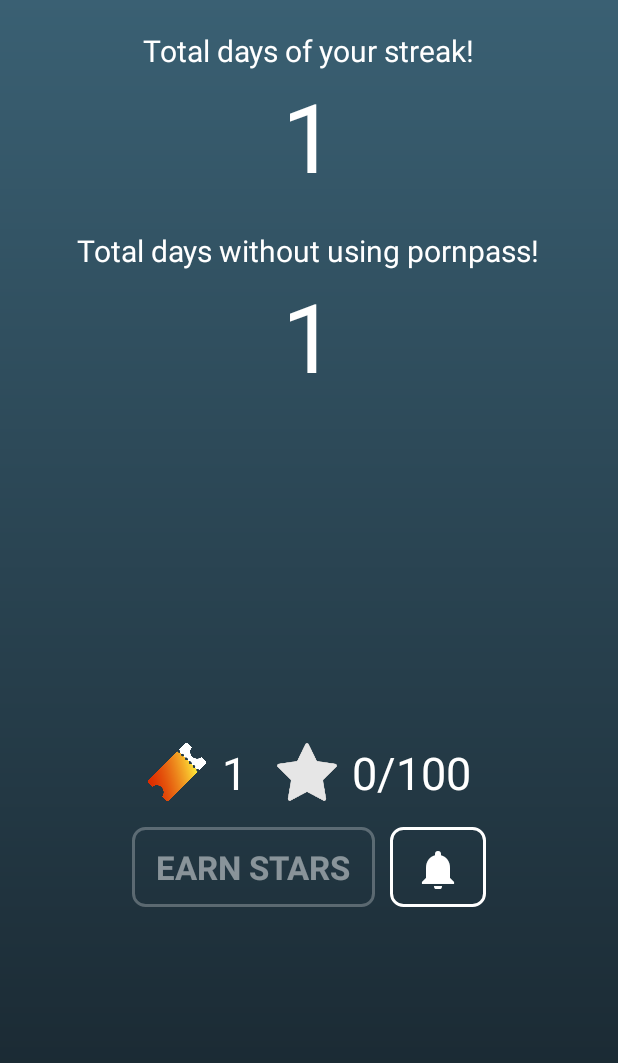
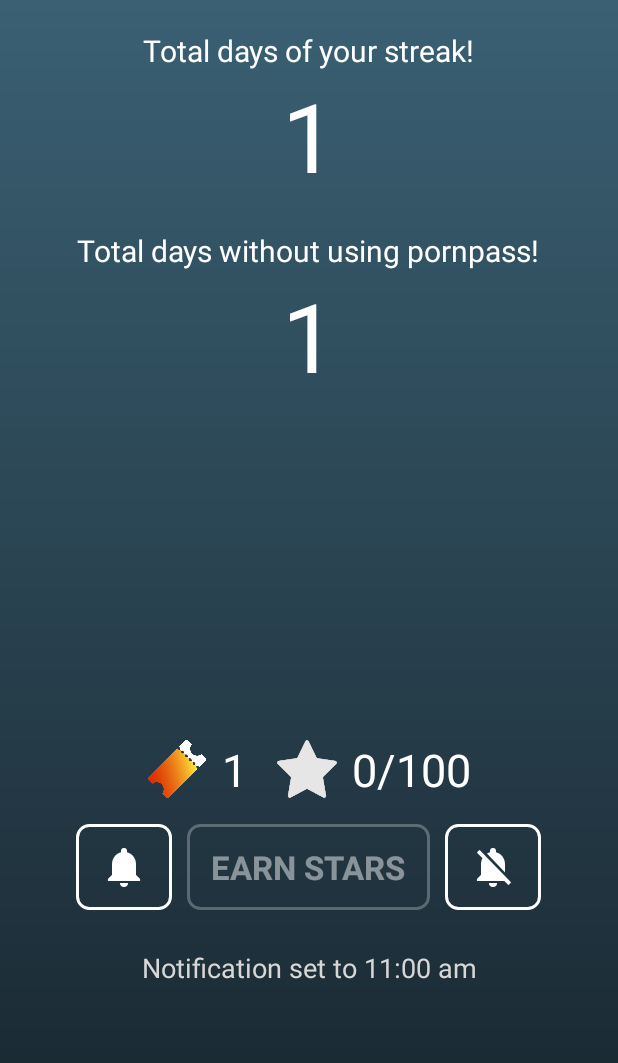
Before and after one commit to xvasko/pornstats, an Android app: the fragment Tab2 shown on its own in the app's theme, on a phone screen of 412 x 824 dp. Shown: the top 1063 px of the screen. Run offline under Robolectric (Android 15) with nearby library versions, the phone set to English and light mode, and no system bars; our stand-ins replace AdMob; 3 statements that could not run were skipped.

Commit message:
add default notification and notification cancel button

```diff
--- a/app/src/main/java/com/matejvasko/pornstat/Tab2.java
+++ b/app/src/main/java/com/matejvasko/pornstat/Tab2.java
@@ -1,21 +1,13 @@
 package com.matejvasko.pornstat;
 
 import android.app.DialogFragment;
-import android.app.NotificationChannel;
-import android.app.NotificationManager;
-import android.app.PendingIntent;
-import android.app.TaskStackBuilder;
 import android.content.Context;
-import android.content.Intent;
 import android.content.SharedPreferences;
 import android.net.Uri;
-import android.os.Build;
 import android.os.Bundle;
 import android.support.annotation.NonNull;
 import android.support.annotation.Nullable;
 import android.support.v4.app.Fragment;
-import android.support.v4.app.NotificationCompat;
-import android.support.v4.app.NotificationManagerCompat;
 import android.util.Log;
 import android.view.LayoutInflater;
 import android.view.View;
@@ -37,11 +29,13 @@ public class Tab2 extends Fragment implements RewardedVideoAdListener {
 
     Button earnStars;
     Button alarm;
+    Button alarmCancel;
 
     static TextView totalDays;
     static TextView pornpassDays;
     static TextView pornpassNum;
     static TextView starsNum;
+    static TextView notification;
 
     SharedPreferences pref;
     SharedPreferences.Editor editor;
@@ -76,7 +70,6 @@ public class Tab2 extends Fragment implements RewardedVideoAdListener {
         super.setUserVisibleHint(isVisibleToUser);
         if (isVisibleToUser) {
             mRewardedVideoAd.loadAd("ca-app-pub-9861673834715515/6206081511", new AdRequest.Builder().build());
-        } else {
         }
     }
 
@@ -85,6 +78,7 @@ public class Tab2 extends Fragment implements RewardedVideoAdListener {
         pornpassDays = getView().findViewById(R.id.pornpass_days_text_view);
         pornpassNum  = getView().findViewById(R.id.pornpass_num_text_view);
         starsNum     = getView().findViewById(R.id.stars_num_text_view);
+        notification = getView().findViewById(R.id.notification_text_view);
 
         earnStars    = getView().findViewById(R.id.earn_stars_button);
         earnStars.setEnabled(false);
@@ -116,6 +110,40 @@ public class Tab2 extends Fragment implements RewardedVideoAdListener {
                 newFragment.show(getActivity().getFragmentManager(),"TimePicker");
             }
         });
+        alarmCancel = getView().findViewById(R.id.cancel_alarm_button);
+        alarmCancel.setTypeface(iconManager.getIcons("fonts/MaterialIcons-Regular.ttf", getContext()));
+        alarmCancel.setOnClickListener(new View.OnClickListener() {
+            @Override
+            public void onClick(View view) {
+                WakefulReceiver wakefulReceiver = new WakefulReceiver();
+                wakefulReceiver.cancelAlarm(getActivity().getApplicationContext());
+                editor.putInt("hour", -2);
+                editor.putInt("minute", -2);
+                editor.commit();
+                notification.setText("No notification set up");
+            }
+        });
+
+        updateNotificationTextView(getContext(), pref);
+    }
+
+    public static void updateNotificationTextView(Context context, SharedPreferences pref) {
+        int hour = pref.getInt("hour", -1);
+        int minute = pref.getInt("minute", -1);
+
+        if (hour == -1 || minute == -1) {
+            SharedPreferences.Editor editor = pref.edit();
+            editor.putInt("hour", 11);
+            editor.putInt("minute", 0);
+            editor.commit();
+            WakefulReceiver wakefulReceiver = new WakefulReceiver();
+            wakefulReceiver.setAlarm(context,false);
+            notification.setText("Notification set to " + Utils.getTimeInCorrectFormat(context, pref.getInt("hour", -1), pref.getInt("minute", -1)));
+        } else if (hour == -2 || minute == -2) {
+            notification.setText("No notification set up");
+        } else {
+            notification.setText("Notification set to " + Utils.getTimeInCorrectFormat(context, hour, minute));
+        }
     }
 
 
--- /dev/null
+++ b/app/src/main/java/com/matejvasko/pornstat/Utils.java
@@ -0,0 +1,37 @@
+package com.matejvasko.pornstat;
+
+import android.content.Context;
+import android.text.format.DateFormat;
+
+public class Utils {
+
+    public static String getTimeInCorrectFormat(Context context, int hours, int minutes) {
+
+        if (!DateFormat.is24HourFormat(context)) {
+
+            String time;
+
+            if (hours < 12) {
+                time = hours + ":" + getFormattedMinutes(minutes) + " am";
+            } else if (hours == 12) {
+                time = hours + ":" + getFormattedMinutes(minutes) + " pm";
+            } else {
+                time = (hours % 12) + ":" + getFormattedMinutes(minutes) + " pm";
+            }
+
+            return time;
+
+        } else {
+            return hours + ":" + getFormattedMinutes(minutes);
+        }
+    }
+
+    private static String getFormattedMinutes(int minutes) {
+        if (minutes < 10) {
+            return "0" + minutes;
+        } else {
+            return "" + minutes;
+        }
+    }
+
+}
--- a/app/src/main/res/layout/fragment_tab2.xml
+++ b/app/src/main/res/layout/fragment_tab2.xml
@@ -65,6 +65,7 @@
 
 
     <RelativeLayout
+        android:id="@+id/relativeLayout"
         android:layout_width="match_parent"
         android:layout_height="wrap_content"
         android:layout_marginTop="8dp"
@@ -131,26 +132,59 @@
             app:layout_constraintHorizontal_bias="0.0"
             app:layout_constraintStart_toStartOf="parent">
 
-            <Button
-                android:id="@+id/earn_stars_button"
-                android:layout_width="wrap_content"
-                android:layout_height="wrap_content"
-                android:text="EARN STARS" />
 
             <Button
-                android:layout_marginStart="10dp"
+
                 android:id="@+id/alarm_button"
                 android:layout_width="wrap_content"
                 android:layout_height="wrap_content"
                 android:layout_centerInParent="true"
                 android:minWidth="0dp"
-                android:textSize="32sp"
                 android:text="@string/icon_n"
+                android:textSize="32sp" />
+
+
+            <Button
+                android:id="@+id/earn_stars_button"
+                android:layout_width="wrap_content"
+                android:layout_height="wrap_content"
+                android:layout_alignBottom="@+id/alarm_button"
+                android:layout_alignTop="@+id/alarm_button"
+                android:layout_marginStart="10dp"
+                android:layout_toEndOf="@+id/alarm_button"
+                android:text="EARN STARS" />
+
+            <Button
+                android:id="@+id/cancel_alarm_button"
+                android:layout_width="wrap_content"
+                android:layout_height="wrap_content"
+                android:layout_alignBottom="@+id/earn_stars_button"
                 android:layout_alignTop="@+id/earn_stars_button"
-                android:layout_alignBottom="@+id/earn_stars_button"
-                android:layout_toEndOf="@+id/earn_stars_button" />
+                android:layout_centerInParent="true"
+                android:layout_marginStart="10dp"
+                android:layout_toEndOf="@+id/earn_stars_button"
+                android:minWidth="0dp"
+                android:text="@string/icon_n_off"
+                android:textSize="32sp" />
         </RelativeLayout>
     </RelativeLayout>
 
+    <TextView
+        android:id="@+id/notification_text_view"
+        android:layout_width="wrap_content"
+        android:layout_height="wrap_content"
+        android:layout_marginBottom="8dp"
+        android:layout_marginEnd="8dp"
+        android:layout_marginStart="8dp"
+        android:layout_marginTop="8dp"
+        android:text="Notification set to 8:30"
+        android:textColor="@color/colorGray"
+        android:textSize="18sp"
+        app:layout_constraintBottom_toBottomOf="parent"
+        app:layout_constraintEnd_toEndOf="parent"
+        app:layout_constraintStart_toStartOf="parent"
+        app:layout_constraintTop_toBottomOf="@+id/relativeLayout"
+        app:layout_constraintVertical_bias="0.100000024" />
+
 
 </android.support.constraint.ConstraintLayout>
--- a/app/src/main/res/values/strings.xml
+++ b/app/src/main/res/values/strings.xml
@@ -5,5 +5,6 @@
     <string name="hello_blank_fragment">Hello blank fragment</string>
     <string name="title_activity_splash_screen">SplashScreen</string>
     <string name="icon_n">notifications</string>
+    <string name="icon_n_off">notifications_off</string>
 
 </resources>
```
Also changed, not shown: app/src/main/java/com/matejvasko/pornstat/Tab1.java (+9 -14 lines), app/src/main/java/com/matejvasko/pornstat/TimePickerFragment.java (+2 -10 lines), app/src/main/res/layout/fragment_tab1.xml (+23 -12 lines).
